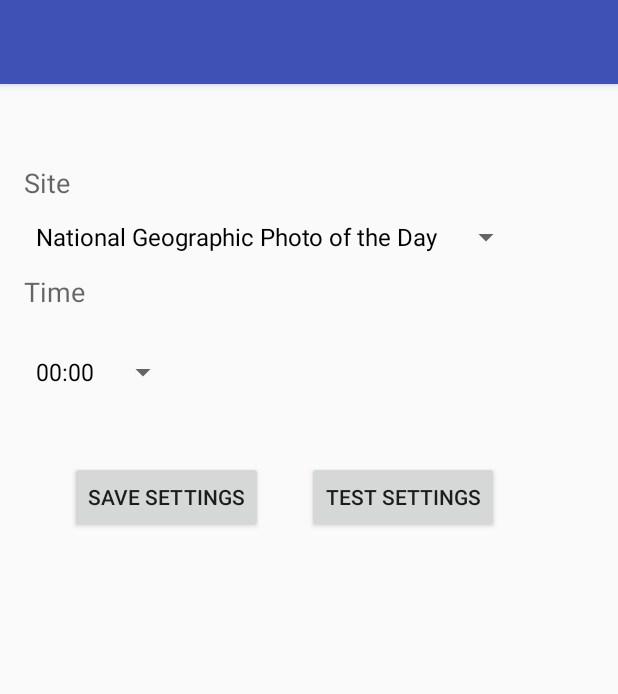
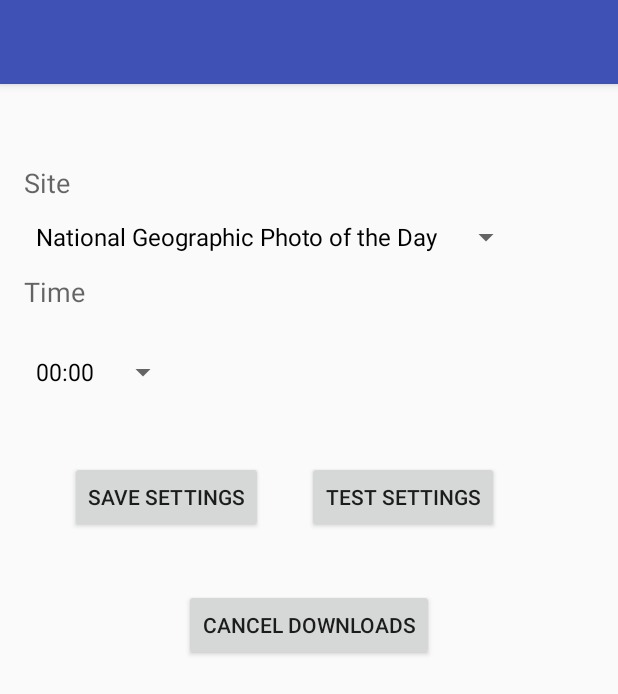
Before and after one commit to zebDuffy/Loki, an Android app: the screen it shows after launch (MainActivity), on a phone screen of 412 x 824 dp. Shown: the top 694 px of the screen. Run offline under Robolectric (Android 15) with nearby library versions, the phone set to English and light mode, and no system bars; 2 statements that could not run were skipped.

Commit message:
Add in cancel. Begin on random

```diff
--- a/app/src/main/java/com/swamptown/bill/loki/LokiAlarm.java
+++ b/app/src/main/java/com/swamptown/bill/loki/LokiAlarm.java
@@ -79,5 +79,6 @@ public class LokiAlarm extends BroadcastReceiver
         PendingIntent sender = PendingIntent.getBroadcast(context, 0, intent, 0);
         AlarmManager alarmManager = (AlarmManager) context.getSystemService(Context.ALARM_SERVICE);
         alarmManager.cancel(sender);
+        Log.d("Alarm", "cancel alarm");
     }
 }
--- a/app/src/main/java/com/swamptown/bill/loki/MainActivity.java
+++ b/app/src/main/java/com/swamptown/bill/loki/MainActivity.java
@@ -36,8 +36,9 @@ import org.jsoup.nodes.Element;
 import org.jsoup.select.Elements;
 
 /* TODO INtegrate github and commit*/
-/* TODO Additional options to image to fit*/
-/* TODO Cancel all and save random*/
+/* TODO save random site and exec it as alarm as test*/
+/* Todo get to phone*/
+/* TODO get description of page */
 public class MainActivity extends Activity {
     public static String lokiPrefs="Loli.cfg";
 
@@ -53,6 +54,7 @@ public class MainActivity extends Activity {
 
         final Button downloadButton = (Button) findViewById(R.id.btnTest);
         final Button saveButton = (Button) findViewById(R.id.btnSave);
+        final Button cancelButton = (Button) findViewById(R.id.btnCancel);
 
         final Spinner dropdown = (Spinner)findViewById(R.id.spinner);
         String[] items = res.getStringArray(R.array.sites);
@@ -142,7 +144,21 @@ public class MainActivity extends Activity {
 
             }
         });
-    }
+        cancelButton.setOnClickListener(new View.OnClickListener() {
+            public void onClick(View v) {
+                try {
+                    LokiAlarm alarm= new LokiAlarm();
+                    alarm.CancelAlarm(getApplicationContext());
+                    Toast.makeText(MainActivity.this,
+                            res.getString(R.string.cancel),
+                            Toast.LENGTH_SHORT).show();
+                }
+                catch (Exception e) {
+                    e.printStackTrace();
+                }
+            }
+        });
+  }
 
         @Override
         public boolean onCreateOptionsMenu (Menu menu){
--- a/app/src/main/res/layout/content_main.xml
+++ b/app/src/main/res/layout/content_main.xml
@@ -72,4 +72,13 @@
         android:layout_toRightOf="@+id/btnSave"
         android:layout_toEndOf="@+id/btnSave" />
 
+    <Button
+        android:layout_width="wrap_content"
+        android:layout_height="wrap_content"
+        android:text="Cancel Downloads"
+        android:id="@+id/btnCancel"
+        android:layout_marginTop="37dp"
+        android:layout_below="@+id/btnSave"
+        android:layout_centerHorizontal="true" />
+
 </RelativeLayout>
--- a/app/src/main/res/values/strings.xml
+++ b/app/src/main/res/values/strings.xml
@@ -3,10 +3,12 @@
     <string name="action_settings">Settings</string>
     <string name="site">Site</string>
     <string name="hour">Hour</string>
+    <string name="cancel">Cancelling All Scheduled Downloads</string>
     <string-array name="sites">
         <item>National Geographic Photo of the Day</item>
         <item>Astronomy Picture of the Day</item>
         <item>Wikimedia Photo of the Day</item>
+        <item>Random Site</item>
     </string-array>
     <string-array name="hours">
         <item>00:00</item>
```
